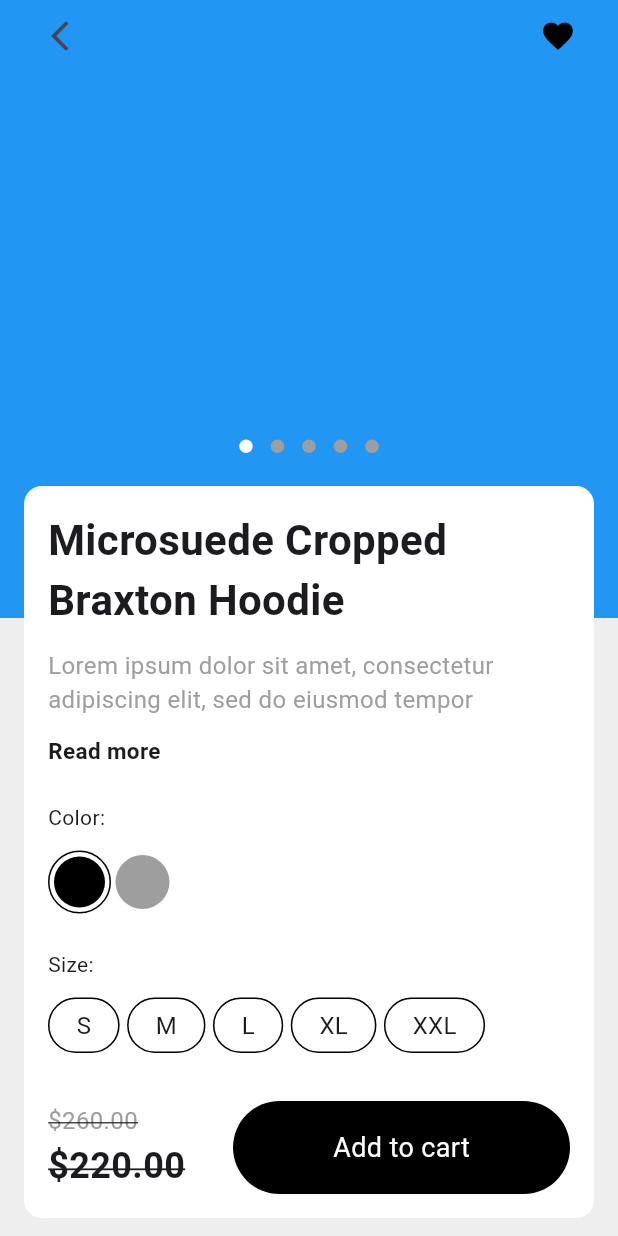
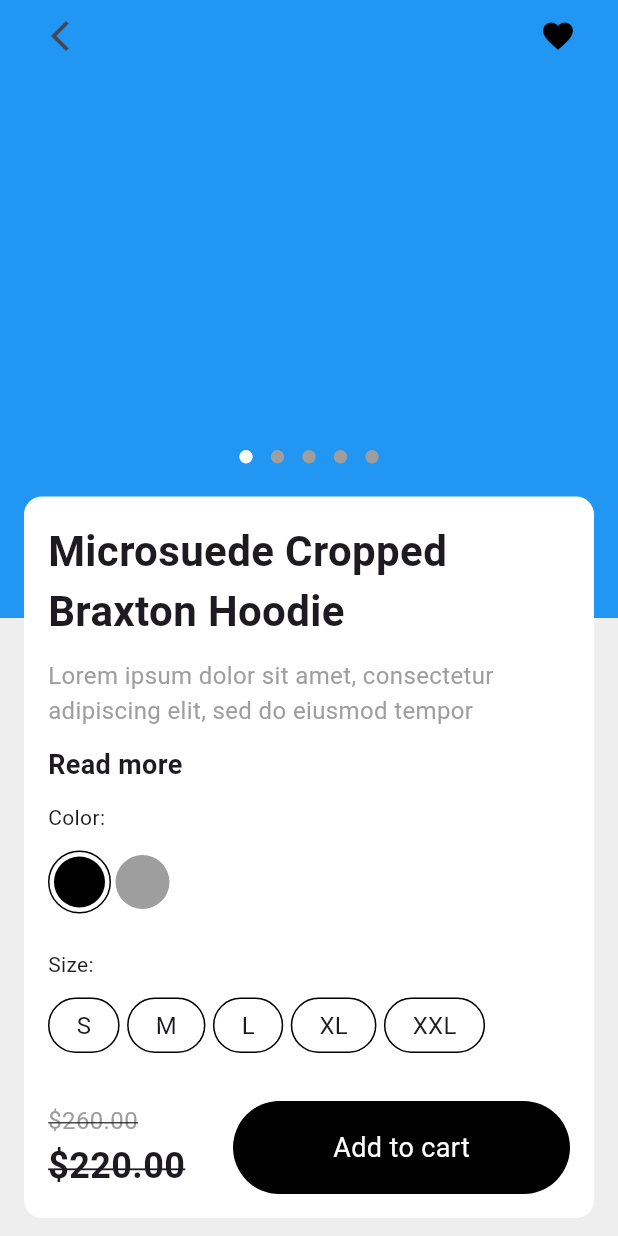
Before and after one commit to JAICHANGPARK/flutter_notebook_chapter_49, a Flutter app: the ECommerceDetailPage screen opened directly, on a phone screen of 412 x 824 dp. Run offline on Flutter 3.47's test engine with Material 3 defaults, Android fonts, the phone set to English and light mode, and no system bars; drawn by our look-alikes of dots_indicator; our stand-ins replace gap, google_fonts; Roboto replaces fonts that are missing (Akshar).

Commit message:
Update e_commerce_detail_page.dart

```diff
--- a/lib/ep2451_e_commerce_app/ui/e_commerce_detail_page.dart
+++ b/lib/ep2451_e_commerce_app/ui/e_commerce_detail_page.dart
@@ -102,10 +102,10 @@ class _ECommerceDetailPageState extends State<ECommerceDetailPage> {
                           "Read more",
                           style: GoogleFonts.akshar(
                             fontWeight: .bold,
-                            fontSize: 15,
+                            fontSize: 18,
                           ),
                         ),
-                        Gap(0),
+
                         Text("Color:"),
                         Row(
                           children: [
```
